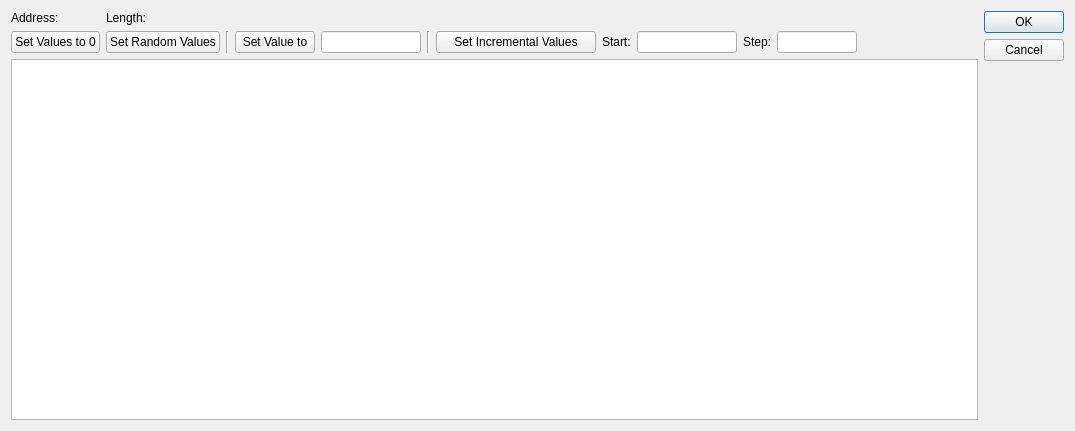
sanny32/OpenModSim, file src/dialogs/dialogforcemultipleregisters.ui: the form before one commit.
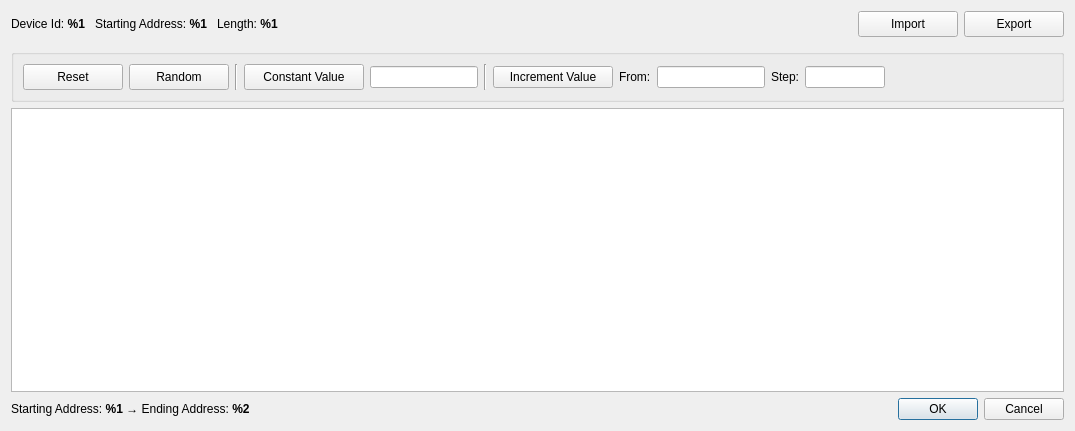
The form after the commit. Icons and pictures are not drawn. Custom widgets are drawn as their Qt base class.

What changed in the file:
```diff
--- a/src/dialogs/dialogforcemultipleregisters.ui
+++ b/src/dialogs/dialogforcemultipleregisters.ui
@@ -19,52 +19,167 @@
   <property name="windowTitle">
    <string>PRESET MULTIPLE REGISTERS</string>
   </property>
-  <layout class="QHBoxLayout" name="horizontalLayout">
+  <layout class="QVBoxLayout" name="verticalLayout">
    <item>
-    <layout class="QGridLayout" name="gridLayout">
-     <item row="0" column="0">
+    <layout class="QHBoxLayout" name="horizontalLayout_2">
+     <item>
+      <layout class="QHBoxLayout" name="horizontalLayout_3">
+       <property name="spacing">
+        <number>10</number>
+       </property>
+       <item>
+        <widget class="QLabel" name="labelSlaveDevice">
+         <property name="text">
+          <string>&lt;html&gt;&lt;head/&gt;&lt;body&gt;&lt;p&gt;Device Id: &lt;span style=&quot; font-weight:700;&quot;&gt;%1&lt;/span&gt;&lt;/p&gt;&lt;/body&gt;&lt;/html&gt;</string>
+         </property>
+        </widget>
+       </item>
+       <item>
       <widget class="QLabel" name="labelAddress">
        <property name="text">
-        <string>Address: </string>
+          <string>&lt;html&gt;&lt;head/&gt;&lt;body&gt;&lt;p&gt;Starting Address: &lt;span style=&quot; font-weight:700;&quot;&gt;%1&lt;/span&gt;&lt;/p&gt;&lt;/body&gt;&lt;/html&gt;</string>
        </property>
       </widget>
      </item>
-     <item row="0" column="1">
+       <item>
       <widget class="QLabel" name="labelLength">
        <property name="text">
-        <string>Length: </string>
+          <string>&lt;html&gt;&lt;head/&gt;&lt;body&gt;&lt;p&gt;Length: &lt;span style=&quot; font-weight:700;&quot;&gt;%1&lt;/span&gt;&lt;/p&gt;&lt;/body&gt;&lt;/html&gt;</string>
        </property>
       </widget>
      </item>
-     <item row="1" column="0">
+      </layout>
+     </item>
+     <item>
+      <spacer name="horizontalSpacer">
+       <property name="orientation">
+        <enum>Qt::Orientation::Horizontal</enum>
+       </property>
+       <property name="sizeHint" stdset="0">
+        <size>
+         <width>40</width>
+         <height>20</height>
+        </size>
+       </property>
+      </spacer>
+     </item>
+     <item>
+      <widget class="QPushButton" name="pushButtonImport">
+       <property name="sizePolicy">
+        <sizepolicy hsizetype="Preferred" vsizetype="Fixed">
+         <horstretch>0</horstretch>
+         <verstretch>0</verstretch>
+        </sizepolicy>
+       </property>
+       <property name="minimumSize">
+        <size>
+         <width>100</width>
+         <height>26</height>
+        </size>
+       </property>
+       <property name="text">
+        <string>Import</string>
+       </property>
+       <property name="icon">
+        <iconset resource="../resources.qrc">
+         <normaloff>:/res/icon-import.svg</normaloff>:/res/icon-import.svg</iconset>
+       </property>
+      </widget>
+     </item>
+     <item>
+      <widget class="QPushButton" name="pushButtonExport">
+       <property name="sizePolicy">
+        <sizepolicy hsizetype="Preferred" vsizetype="Fixed">
+         <horstretch>0</horstretch>
+         <verstretch>0</verstretch>
+        </sizepolicy>
+       </property>
+       <property name="minimumSize">
+        <size>
+         <width>100</width>
+         <height>26</height>
+        </size>
+       </property>
+       <property name="text">
+        <string>Export</string>
+       </property>
+       <property name="icon">
+        <iconset resource="../resources.qrc">
+         <normaloff>:/res/icon-export.svg</normaloff>:/res/icon-export.svg</iconset>
+       </property>
+      </widget>
+     </item>
+    </layout>
+   </item>
+   <item>
+    <widget class="Line" name="line_3">
+     <property name="orientation">
+      <enum>Qt::Orientation::Vertical</enum>
+     </property>
+    </widget>
+   </item>
+   <item>
+    <widget class="QGroupBox" name="groupBox">
+     <layout class="QHBoxLayout" name="horizontalLayout_6">
+      <item>
       <widget class="QPushButton" name="pushButton0">
+        <property name="minimumSize">
+         <size>
+          <width>100</width>
+          <height>26</height>
+         </size>
+        </property>
        <property name="text">
-        <string>Set Values to 0</string>
+         <string>Reset</string>
+        </property>
+        <property name="icon">
+         <iconset resource="../resources.qrc">
+          <normaloff>:/res/icon-reset.svg</normaloff>:/res/icon-reset.svg</iconset>
        </property>
       </widget>
      </item>
-     <item row="1" column="1">
+      <item>
       <widget class="QPushButton" name="pushButtonRandom">
+        <property name="minimumSize">
+         <size>
+          <width>100</width>
+          <height>26</height>
+         </size>
+        </property>
        <property name="text">
-        <string>Set Random Values</string>
+         <string>Random</string>
+        </property>
+        <property name="icon">
+         <iconset resource="../resources.qrc">
+          <normaloff>:/res/icon-random.svg</normaloff>:/res/icon-random.svg</iconset>
        </property>
       </widget>
      </item>
-     <item row="1" column="2">
-      <widget class="Line" name="line_2">
+      <item>
+       <widget class="Line" name="line">
        <property name="orientation">
-        <enum>Qt::Vertical</enum>
+         <enum>Qt::Orientation::Vertical</enum>
        </property>
       </widget>
      </item>
-     <item row="1" column="3">
+      <item>
       <widget class="QPushButton" name="pushButtonValue">
+        <property name="minimumSize">
+         <size>
+          <width>120</width>
+          <height>26</height>
+         </size>
+        </property>
        <property name="text">
-        <string>Set Value to</string>
+         <string>Constant Value</string>
+        </property>
+        <property name="icon">
+         <iconset resource="../resources.qrc">
+          <normaloff>:/res/icon-constant.svg</normaloff>:/res/icon-constant.svg</iconset>
        </property>
       </widget>
      </item>
-     <item row="1" column="4">
+      <item>
       <widget class="NumericLineEdit" name="lineEditValue">
        <property name="sizePolicy">
         <sizepolicy hsizetype="Fixed" vsizetype="Fixed">
@@ -74,40 +189,42 @@
        </property>
        <property name="maximumSize">
         <size>
-         <width>100</width>
+          <width>150</width>
          <height>16777215</height>
         </size>
        </property>
       </widget>
      </item>
-     <item row="1" column="5">
-      <widget class="Line" name="line_3">
+      <item>
+       <widget class="Line" name="line_2">
        <property name="orientation">
         <enum>Qt::Vertical</enum>
        </property>
       </widget>
      </item>
-     <item row="1" column="6">
+      <item>
+       <layout class="QHBoxLayout" name="horizontalLayout_5">
+        <item>
       <widget class="QPushButton" name="pushButtonInc">
        <property name="minimumSize">
         <size>
-         <width>160</width>
+            <width>120</width>
          <height>0</height>
         </size>
        </property>
        <property name="text">
-        <string>Set Incremental Values</string>
+           <string>Increment Value</string>
        </property>
       </widget>
      </item>
-     <item row="1" column="7">
+        <item>
       <widget class="QLabel" name="labelStart">
        <property name="text">
-        <string>Start:</string>
+           <string>From:</string>
        </property>
       </widget>
      </item>
-     <item row="1" column="8">
+        <item>
       <widget class="NumericLineEdit" name="lineEditStartValue">
        <property name="sizePolicy">
         <sizepolicy hsizetype="Fixed" vsizetype="Fixed">
@@ -117,20 +234,20 @@
        </property>
        <property name="maximumSize">
         <size>
-         <width>100</width>
+            <width>150</width>
          <height>16777215</height>
         </size>
        </property>
       </widget>
      </item>
-     <item row="1" column="9">
+        <item>
       <widget class="QLabel" name="labelStep">
        <property name="text">
         <string>Step:</string>
        </property>
       </widget>
      </item>
-     <item row="1" column="10">
+        <item>
       <widget class="NumericLineEdit" name="lineEditStep">
        <property name="sizePolicy">
         <sizepolicy hsizetype="Fixed" vsizetype="Fixed">
@@ -146,20 +263,25 @@
        </property>
       </widget>
      </item>
-     <item row="1" column="11">
-      <spacer name="horizontalSpacer_2">
+       </layout>
+      </item>
+      <item>
+       <spacer name="horizontalSpacer_3">
        <property name="orientation">
-        <enum>Qt::Horizontal</enum>
+         <enum>Qt::Orientation::Horizontal</enum>
        </property>
        <property name="sizeHint" stdset="0">
         <size>
-         <width>13</width>
-         <height>17</height>
+          <width>40</width>
+          <height>20</height>
         </size>
        </property>
       </spacer>
      </item>
-     <item row="2" column="0" colspan="12">
+     </layout>
+    </widget>
+   </item>
+   <item>
       <widget class="QTableWidget" name="tableWidget">
        <property name="focusPolicy">
         <enum>Qt::NoFocus</enum>
@@ -193,17 +315,26 @@
        </attribute>
       </widget>
      </item>
-    </layout>
+   <item>
+    <layout class="QHBoxLayout" name="horizontalLayout">
+     <item>
+      <widget class="QLabel" name="labelAddresses">
+       <property name="text">
+        <string>&lt;html&gt;&lt;head/&gt;&lt;body&gt;&lt;p&gt;Starting Address: &lt;span style=&quot; font-weight:700;&quot;&gt;%1 &lt;/span&gt;→ Ending Address: &lt;span style=&quot; font-weight:700;&quot;&gt;%2&lt;/span&gt;&lt;/p&gt;&lt;/body&gt;&lt;/html&gt;</string>
+       </property>
+      </widget>
    </item>
    <item>
     <widget class="QDialogButtonBox" name="buttonBox">
      <property name="orientation">
-      <enum>Qt::Vertical</enum>
+        <enum>Qt::Orientation::Horizontal</enum>
      </property>
      <property name="standardButtons">
-      <set>QDialogButtonBox::Cancel|QDialogButtonBox::Ok</set>
-     </property>
-    </widget>
+        <set>QDialogButtonBox::StandardButton::Cancel|QDialogButtonBox::StandardButton::Ok</set>
+       </property>
+      </widget>
+     </item>
+    </layout>
    </item>
   </layout>
  </widget>
```
Left out of the diff: 14 changed lines with no effect on the pictures. Lines whose indentation alone changed are shown as unchanged.
